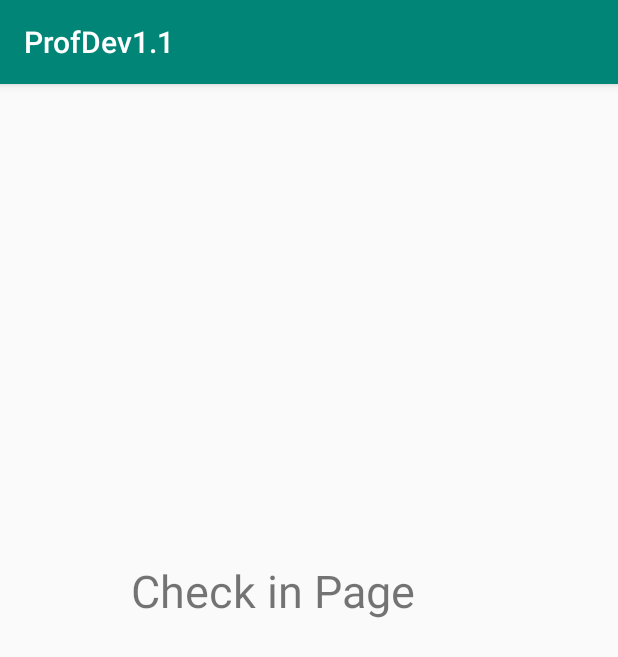
After one commit to pubSpotterDev/Front_End, an Android app: the CheckActivity screen opened directly, with no data from a screen before it, on a phone screen of 412 x 824 dp. The commit adds this screen. Shown: the top 657 px of the screen. Run offline under Robolectric (Android 15) with nearby library versions, the phone set to English and light mode, and no system bars.

Commit message:
adding forms for pubs

```diff
--- a/ProfDev1.2/app/src/main/AndroidManifest.xml
+++ b/ProfDev1.2/app/src/main/AndroidManifest.xml
@@ -17,7 +17,8 @@
         android:supportsRtl="true"
         android:theme="@style/AppTheme"
         android:usesCleartextTraffic="true">
-        <activity android:name=".FormActivity"></activity>
+        <activity android:name=".CheckActivity"></activity>
+        <activity android:name=".FormActivity" />
         <activity android:name=".newAccountActivity" />
         <!--
              The API key for Google Maps-based APIs is defined as a string resource.
--- /dev/null
+++ b/ProfDev1.2/app/src/main/java/com/example/profdev11/CheckActivity.java
@@ -0,0 +1,13 @@
+package com.example.profdev11;
+
+import android.support.v7.app.AppCompatActivity;
+import android.os.Bundle;
+
+public class CheckActivity extends AppCompatActivity {
+
+    @Override
+    protected void onCreate(Bundle savedInstanceState) {
+        super.onCreate(savedInstanceState);
+        setContentView(R.layout.activity_check);
+    }
+}
--- /dev/null
+++ b/ProfDev1.2/app/src/main/res/layout/activity_check.xml
@@ -0,0 +1,23 @@
+<?xml version="1.0" encoding="utf-8"?>
+<android.support.constraint.ConstraintLayout xmlns:android="http://schemas.android.com/apk/res/android"
+    xmlns:app="http://schemas.android.com/apk/res-auto"
+    xmlns:tools="http://schemas.android.com/tools"
+    android:layout_width="match_parent"
+    android:layout_height="match_parent"
+    tools:context=".CheckActivity">
+
+    <TextView
+        android:id="@+id/tvLabel"
+        android:layout_width="238dp"
+        android:layout_height="134dp"
+        android:layout_marginStart="8dp"
+        android:layout_marginTop="8dp"
+        android:layout_marginEnd="8dp"
+        android:layout_marginBottom="8dp"
+        android:text="Check in Page"
+        android:textSize="30sp"
+        app:layout_constraintBottom_toBottomOf="parent"
+        app:layout_constraintEnd_toEndOf="parent"
+        app:layout_constraintStart_toStartOf="parent"
+        app:layout_constraintTop_toTopOf="parent" />
+</android.support.constraint.ConstraintLayout>
--- a/ProfDev1.2/app/src/main/res/layout/activity_form.xml
+++ b/ProfDev1.2/app/src/main/res/layout/activity_form.xml
@@ -14,6 +14,7 @@
         android:layout_marginTop="8dp"
         android:layout_marginEnd="8dp"
         android:layout_marginBottom="8dp"
+        android:text="Add New Pub"
         app:layout_constraintBottom_toBottomOf="parent"
         app:layout_constraintEnd_toEndOf="parent"
         app:layout_constraintHorizontal_bias="0.496"
--- a/ProfDev1.2/app/src/main/res/layout/activity_nav.xml
+++ b/ProfDev1.2/app/src/main/res/layout/activity_nav.xml
@@ -74,7 +74,7 @@
     <ListView
         android:id="@+id/lsPubs"
         android:layout_width="395dp"
-        android:layout_height="212dp"
+        android:layout_height="258dp"
         android:layout_marginStart="8dp"
         android:layout_marginTop="8dp"
         android:layout_marginEnd="8dp"
```
Also changed, not shown: ProfDev1.2/app/src/main/java/com/example/profdev11/MapsActivity.java (+5 -3 lines), ProfDev1.2/app/src/main/res/layout/activity_account.xml (+17 -9 lines).
